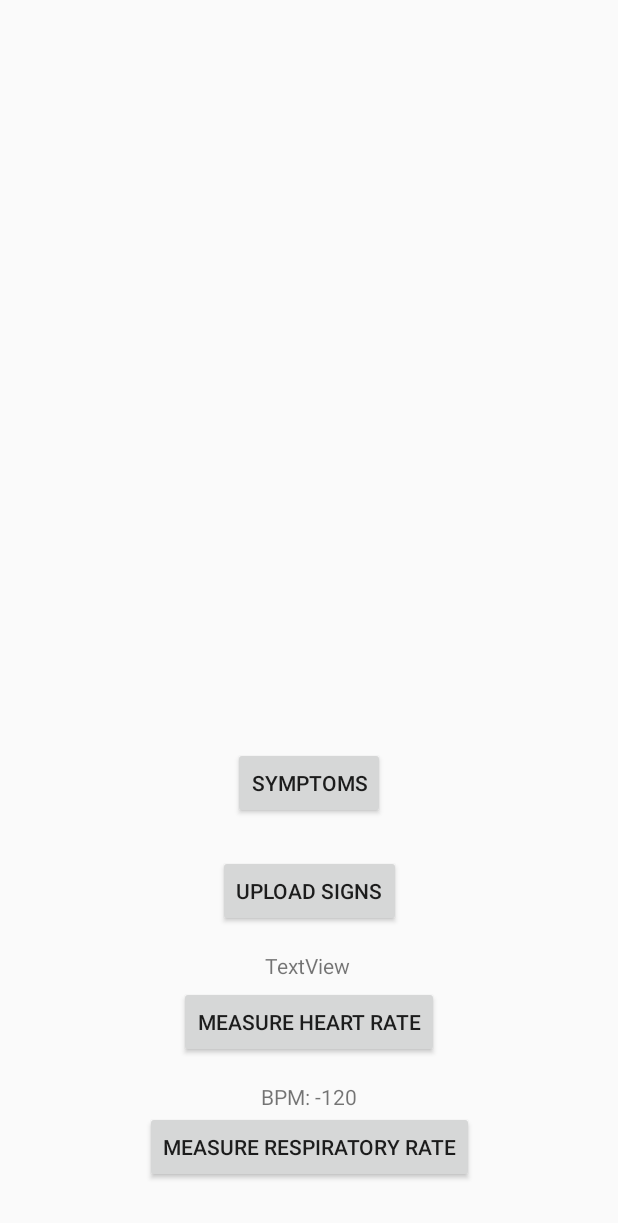
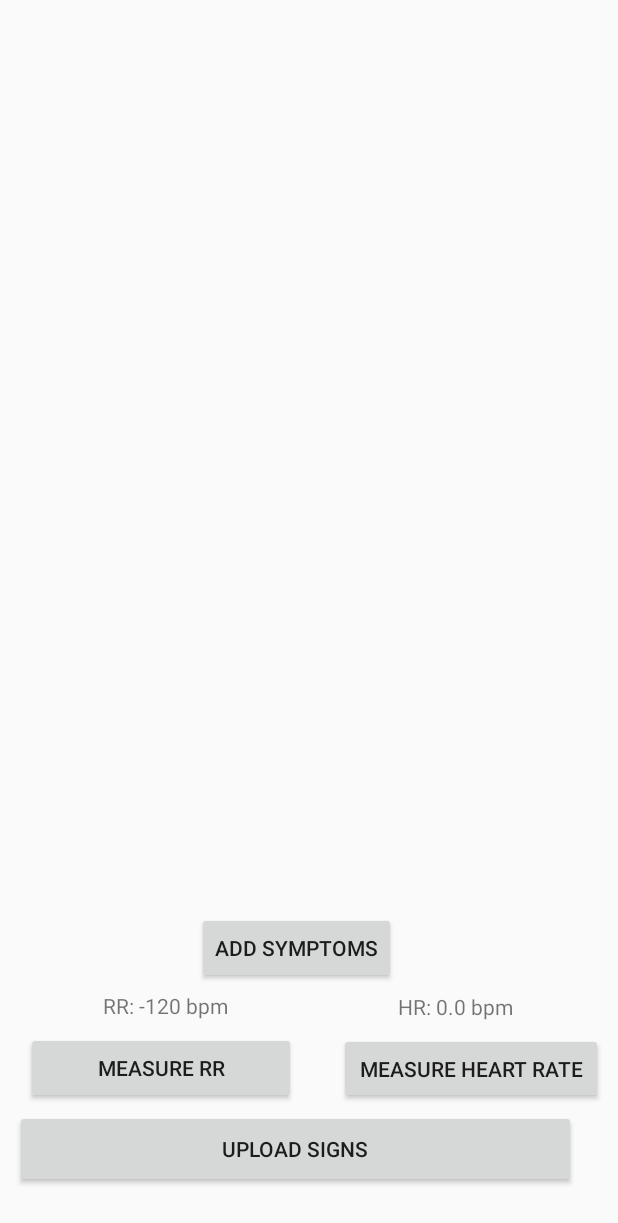
Before and after one commit to aOlmo/android-projects, an Android app: the screen it shows after launch (MainActivity), after a tap on "STOP RECORDING", on a phone screen of 412 x 824 dp. Shown: the top 1223 px of the screen. Run offline under Robolectric (Android 15) with nearby library versions, the phone set to English and light mode, and no system bars; libraries missing offline, so code that uses them is left out: com.arthenica.mobileffmpeg; 2 other taps on this screen came first.

Commit message:
[a1]: final commit submission

```diff
--- a/Assignment1/app/src/main/java/com/example/assignment1/MainActivity.java
+++ b/Assignment1/app/src/main/java/com/example/assignment1/MainActivity.java
@@ -106,8 +106,8 @@ public class MainActivity extends Activity implements SensorEventListener, Seria
         TextView textHR = (TextView) findViewById(R.id.textHR);
         TextView textRR = (TextView) findViewById(R.id.textRR);
 
-        textHR.setText(""+HR);
-        textRR.setText(""+RR);
+        textRR.setText("RR: "+RR+" bpm");
+        textHR.setText("HR: "+HR+" bpm");
 
     }
 
@@ -126,8 +126,8 @@ public class MainActivity extends Activity implements SensorEventListener, Seria
         nPeaks -= 2; // Remove the beginning and end peaks of getting close to the chest
         bpm = (nPeaks*60.)/elapsedTime;
 
-        textRR.setText("BPM: "+df.format(bpm));
-        Toast.makeText(this, "P: "+nPeaks+" BPM: "+bpm, Toast.LENGTH_LONG).show();
+        textRR.setText("RR: "+df.format(bpm)+" bpm");
+        Toast.makeText(this, "P: "+nPeaks+" BPM: "+df.format(bpm), Toast.LENGTH_LONG).show();
         RR = (float) bpm;
     }
 
@@ -214,9 +214,9 @@ public class MainActivity extends Activity implements SensorEventListener, Seria
             avg_HR += foo.getAvgHR();
         }
 
-        textHR.setText("HR: "+df.format(avg_HR/chunks));
+        textHR.setText("HR: "+df.format(avg_HR/chunks)+" bpm");
         Log.d(TAG, "[+]: Final average Heart Rate "+avg_HR/chunks);
-        Toast.makeText(this, "[+]: Final average Heart Rate "+avg_HR/chunks, Toast.LENGTH_LONG).show();
+        Toast.makeText(this, "[+]: Final average Heart Rate "+df.format(avg_HR/chunks), Toast.LENGTH_LONG).show();
         HR = (float) (avg_HR/chunks);
     }
 
@@ -288,7 +288,10 @@ public class MainActivity extends Activity implements SensorEventListener, Seria
         System.arraycopy(arraySymptoms, 0, readingsArray, 2, arraySymptoms.length);
 
         db.saveDataToUserReadings("Alberto", readingsArray);
-
+        Toast.makeText(this, "Saved data to database successfully", Toast.LENGTH_LONG).show();
+        HR = 0;
+        RR = 0;
+        updateTexts();
     }
 
     @Override
--- a/Assignment1/app/src/main/res/layout/activity_main.xml
+++ b/Assignment1/app/src/main/res/layout/activity_main.xml
@@ -6,84 +6,102 @@
     android:layout_height="match_parent"
     tools:context=".MainActivity">
 
+    <TextView
+        android:id="@+id/textHR"
+        android:layout_width="wrap_content"
+        android:layout_height="wrap_content"
+        android:layout_marginBottom="8dp"
+        android:text="HR: 0.0 bpm"
+        app:layout_constraintBottom_toTopOf="@+id/buttonHR"
+        app:layout_constraintEnd_toEndOf="parent"
+        app:layout_constraintHorizontal_bias="0.791"
+        app:layout_constraintStart_toStartOf="parent" />
+
+    <TextView
+        android:id="@+id/textRR"
+        android:layout_width="wrap_content"
+        android:layout_height="wrap_content"
+        android:layout_marginBottom="8dp"
+        android:text="RR: 0.0 bpm"
+        app:layout_constraintBottom_toTopOf="@+id/startRR"
+        app:layout_constraintEnd_toEndOf="parent"
+        app:layout_constraintHorizontal_bias="0.208"
+        app:layout_constraintStart_toStartOf="parent" />
+
     <Button
         android:id="@+id/buttonHR"
-        android:layout_width="wrap_content"
-        android:layout_height="wrap_content"
-        android:layout_marginStart="120dp"
-        android:layout_marginLeft="120dp"
-        android:layout_marginEnd="119dp"
-        android:layout_marginRight="119dp"
-        android:layout_marginBottom="16dp"
+        android:layout_width="176dp"
+        android:layout_height="47dp"
+        android:layout_marginStart="200dp"
+        android:layout_marginLeft="200dp"
+        android:layout_marginEnd="10dp"
+        android:layout_marginRight="10dp"
+        android:layout_marginBottom="88dp"
+        android:onClick="getHRVideo"
         android:text="Measure Heart Rate"
-        android:onClick="getHRVideo"
-        app:layout_constraintBottom_toTopOf="@+id/textRR"
+        app:layout_constraintBottom_toBottomOf="parent"
         app:layout_constraintEnd_toEndOf="parent"
         app:layout_constraintHorizontal_bias="1.0"
         app:layout_constraintStart_toStartOf="parent" />
 
-    <TextView
-        android:id="@+id/textHR"
-        android:layout_width="wrap_content"
-        android:layout_height="wrap_content"
-        android:layout_marginBottom="4dp"
-        android:text="TextView"
-        app:layout_constraintBottom_toTopOf="@+id/buttonHR"
+    <Button
+        android:id="@+id/startRR"
+        android:layout_width="180dp"
+        android:layout_height="48dp"
+        android:layout_marginStart="5dp"
+        android:layout_marginLeft="5dp"
+        android:layout_marginBottom="88dp"
+        android:onClick="getRR"
+        android:text="Measure RR"
+        app:layout_constraintBottom_toBottomOf="parent"
         app:layout_constraintEnd_toEndOf="parent"
-        app:layout_constraintHorizontal_bias="0.498"
+        app:layout_constraintHorizontal_bias="0.052"
         app:layout_constraintStart_toStartOf="parent" />
 
     <Button
-        android:id="@+id/startRR"
-        android:layout_width="wrap_content"
-        android:layout_height="wrap_content"
-        android:onClick="getRR"
-        android:text="Measure Respiratory Rate"
-        app:layout_constraintBottom_toBottomOf="parent"
-        app:layout_constraintEnd_toEndOf="parent"
-        app:layout_constraintStart_toStartOf="parent"
-        app:layout_constraintTop_toBottomOf="@+id/buttonHR" />
-
-    <Button
         android:id="@+id/stopRR"
-        android:layout_width="wrap_content"
-        android:layout_height="wrap_content"
+        android:layout_width="180dp"
+        android:layout_height="48dp"
+        android:layout_marginStart="5dp"
+        android:layout_marginLeft="5dp"
+        android:layout_marginBottom="84dp"
         android:onClick="getRR"
         android:text="Stop Recording"
         android:visibility="gone"
         app:layout_constraintBottom_toBottomOf="parent"
         app:layout_constraintEnd_toEndOf="parent"
-        app:layout_constraintStart_toStartOf="parent"
-        app:layout_constraintTop_toBottomOf="@+id/buttonHR" />
-
-    <TextView
-        android:id="@+id/textRR"
-        android:layout_width="wrap_content"
-        android:layout_height="wrap_content"
-        android:text="TextRR"
-        app:layout_constraintBottom_toTopOf="@+id/startRR"
-        app:layout_constraintEnd_toEndOf="parent"
+        app:layout_constraintHorizontal_bias="0.014"
         app:layout_constraintStart_toStartOf="parent" />
 
     <Button
         android:id="@+id/buttonUploadSigns"
-        android:layout_width="wrap_content"
-        android:layout_height="wrap_content"
-        android:layout_marginBottom="16dp"
+        android:layout_width="374dp"
+        android:layout_height="52dp"
+        android:layout_marginStart="10dp"
+        android:layout_marginLeft="10dp"
+        android:layout_marginEnd="10dp"
+        android:layout_marginRight="10dp"
+        android:layout_marginBottom="32dp"
         android:onClick="saveDataToDB"
         android:text="Upload signs"
-        app:layout_constraintBottom_toTopOf="@+id/textHR"
+        app:layout_constraintBottom_toBottomOf="parent"
         app:layout_constraintEnd_toEndOf="parent"
+        app:layout_constraintHorizontal_bias="0.0"
         app:layout_constraintStart_toStartOf="parent" />
 
     <Button
         android:id="@+id/buttonSymptoms"
         android:layout_width="wrap_content"
         android:layout_height="wrap_content"
-        android:layout_marginBottom="24dp"
-        android:text="Symptoms"
-        app:layout_constraintBottom_toTopOf="@+id/buttonUploadSigns"
+        android:layout_marginStart="131dp"
+        android:layout_marginLeft="131dp"
+        android:layout_marginEnd="128dp"
+        android:layout_marginRight="128dp"
+        android:layout_marginBottom="168dp"
+        android:text="Add Symptoms"
+        app:layout_constraintBottom_toBottomOf="parent"
         app:layout_constraintEnd_toEndOf="parent"
+        app:layout_constraintHorizontal_bias="0.0"
         app:layout_constraintStart_toStartOf="parent" />
 
 </androidx.constraintlayout.widget.ConstraintLayout>
```
Also changed, not shown: Assignment1/app/src/main/res/layout/symptoms_logging_page.xml (+26 -12 lines).
